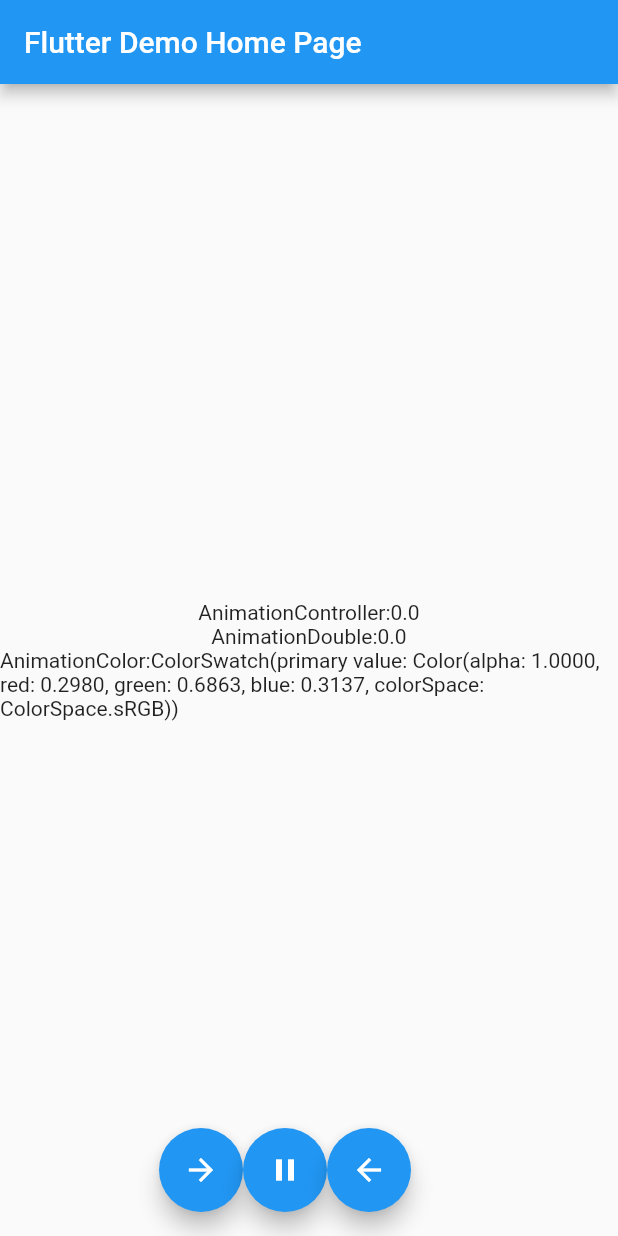
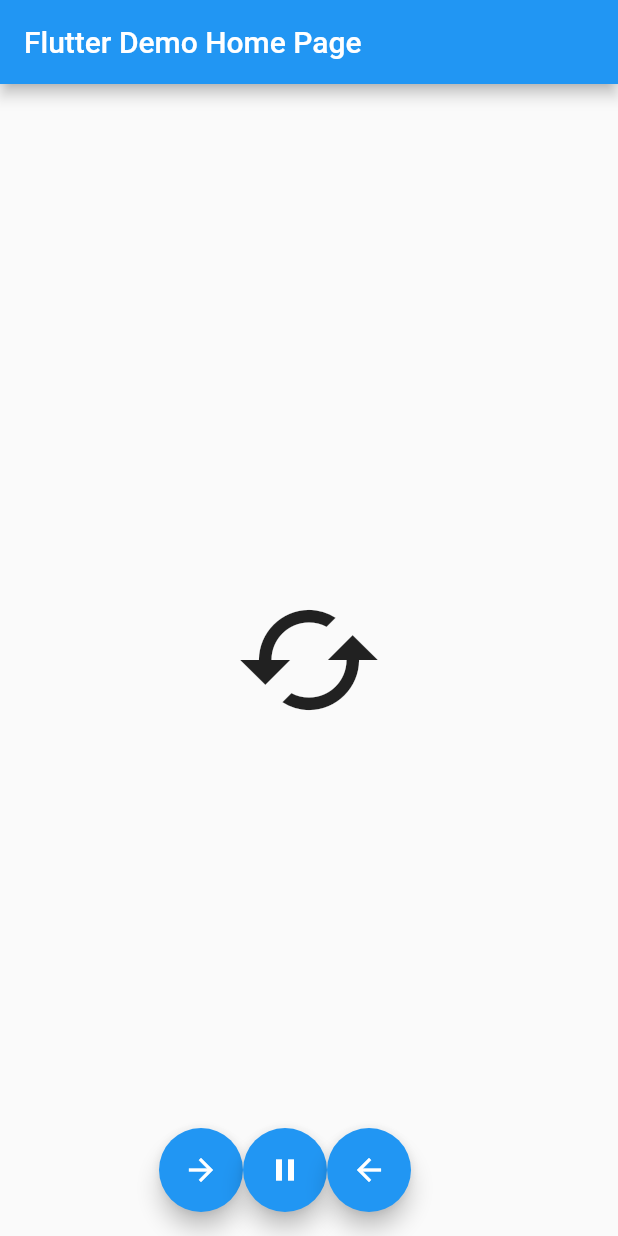
Before and after one commit to tsubasa-sbym/flutter_application_00, a Flutter app: the screen it shows after launch, on a phone screen of 412 x 824 dp. Run offline on Flutter 3.47's test engine with Material 2 defaults, Android fonts, the phone set to English and light mode, and no system bars; our stand-ins replace font_awesome_flutter.

Commit message:
feat: AnimationBuilderの追加

```diff
--- a/lib/main.dart
+++ b/lib/main.dart
@@ -1,6 +1,8 @@
 import 'package:flutter/material.dart';
 import 'package:font_awesome_flutter/font_awesome_flutter.dart';
 import 'package:url_launcher/url_launcher_string.dart';
+import 'dart:math';
+import 'package:flutter/material.dart';
 
 void main() {
   runApp(const MyApp());
@@ -49,14 +51,10 @@ class MyHomePage extends StatefulWidget {
   State<MyHomePage> createState() => _MyHomePageState();
 }
 
-// Tween/Animation
+// AnimationBuilder
 class _MyHomePageState extends State<MyHomePage> with TickerProviderStateMixin {
   late AnimationController _animationController;
-  late Animation<double> _animationDouble;
-  final Tween<double> _tweenDouble = Tween(begin: 0.0, end: 200.0);
-  late Animation<Color?> _animationColor;
-  final ColorTween _tweenColor =
-      ColorTween(begin: Colors.green, end: Colors.blue);
+  late Animation _animation;
 
   // 再生
   _forward() async {
@@ -84,17 +82,8 @@ class _MyHomePageState extends State<MyHomePage> with TickerProviderStateMixin {
   void initState() {
     super.initState();
     _animationController =
-        AnimationController(vsync: this, duration: const Duration(seconds: 3));
-    // TweenとAnimationControllerからAnimationを作る(サイズ)
-    _animationDouble = _tweenDouble.animate(_animationController);
-    _animationDouble.addListener(() {
-      setState(() {});
-    });
-    // TweenとAnimationControllerからAnimationを作る(色)
-    _animationColor = _tweenColor.animate(_animationController);
-    _animationColor.addListener(() {
-      setState(() {});
-    });
+        AnimationController(vsync: this, duration: const Duration(seconds: 1));
+    _animation = _animationController.drive(Tween(begin: 0.0, end: 2.0 * pi));
   }
 
   // 破棄
@@ -111,21 +100,13 @@ class _MyHomePageState extends State<MyHomePage> with TickerProviderStateMixin {
         title: Text(widget.title),
       ),
       body: Center(
-        child: Column(
-          mainAxisAlignment: MainAxisAlignment.center,
-          children: <Widget>[
-            Text("AnimationController:${_animationController.value}"),
-            Text("AnimationDouble:${_animationDouble.value}"),
-            Text("AnimationColor:${_animationColor.value}"),
-            SizeTransition(
-              sizeFactor: _animationController,
-              child: Center(
-                  child: SizedBox(
-                      width: _animationDouble.value,
-                      height: _animationDouble.value,
-                      child: Container(color: _animationColor.value))),
-            ),
-          ],
+        child: AnimatedBuilder(
+          animation: _animation,
+          builder: (context, _) {
+            return Transform.rotate(
+                angle: _animation.value,
+                child: const Icon(Icons.cached, size: 100));
+          },
         ),
       ),
       // 再生、停止、逆再生のボタン
@@ -140,6 +121,98 @@ class _MyHomePageState extends State<MyHomePage> with TickerProviderStateMixin {
     );
   }
 }
+
+// Tween/Animation
+// class _MyHomePageState extends State<MyHomePage> with TickerProviderStateMixin {
+//   late AnimationController _animationController;
+//   late Animation<double> _animationDouble;
+//   final Tween<double> _tweenDouble = Tween(begin: 0.0, end: 200.0);
+//   late Animation<Color?> _animationColor;
+//   final ColorTween _tweenColor =
+//       ColorTween(begin: Colors.green, end: Colors.blue);
+
+//   // 再生
+//   _forward() async {
+//     setState(() {
+//       _animationController.forward();
+//     });
+//   }
+
+//   // 停止
+//   _stop() async {
+//     setState(() {
+//       _animationController.stop();
+//     });
+//   }
+
+//   // 逆再生
+//   _reverse() async {
+//     setState(() {
+//       _animationController.reverse();
+//     });
+//   }
+
+//   // 生成
+//   @override
+//   void initState() {
+//     super.initState();
+//     _animationController =
+//         AnimationController(vsync: this, duration: const Duration(seconds: 3));
+//     // TweenとAnimationControllerからAnimationを作る(サイズ)
+//     _animationDouble = _tweenDouble.animate(_animationController);
+//     _animationDouble.addListener(() {
+//       setState(() {});
+//     });
+//     // TweenとAnimationControllerからAnimationを作る(色)
+//     _animationColor = _tweenColor.animate(_animationController);
+//     _animationColor.addListener(() {
+//       setState(() {});
+//     });
+//   }
+
+//   // 破棄
+//   @override
+//   void dispose() {
+//     _animationController.dispose();
+//     super.dispose();
+//   }
+
+//   @override
+//   Widget build(BuildContext context) {
+//     return Scaffold(
+//       appBar: AppBar(
+//         title: Text(widget.title),
+//       ),
+//       body: Center(
+//         child: Column(
+//           mainAxisAlignment: MainAxisAlignment.center,
+//           children: <Widget>[
+//             Text("AnimationController:${_animationController.value}"),
+//             Text("AnimationDouble:${_animationDouble.value}"),
+//             Text("AnimationColor:${_animationColor.value}"),
+//             SizeTransition(
+//               sizeFactor: _animationController,
+//               child: Center(
+//                   child: SizedBox(
+//                       width: _animationDouble.value,
+//                       height: _animationDouble.value,
+//                       child: Container(color: _animationColor.value))),
+//             ),
+//           ],
+//         ),
+//       ),
+//       // 再生、停止、逆再生のボタン
+//       floatingActionButton:
+//           Row(mainAxisAlignment: MainAxisAlignment.center, children: [
+//         FloatingActionButton(
+//             onPressed: _forward, child: const Icon(Icons.arrow_forward)),
+//         FloatingActionButton(onPressed: _stop, child: const Icon(Icons.pause)),
+//         FloatingActionButton(
+//             onPressed: _reverse, child: const Icon(Icons.arrow_back)),
+//       ]),
+//     );
+//   }
+// }
 
 //AnimationControllerを使ったTransition系Widgetアニメーション
 // class _MyHomePageState extends State<MyHomePage> with TickerProviderStateMixin {
```
